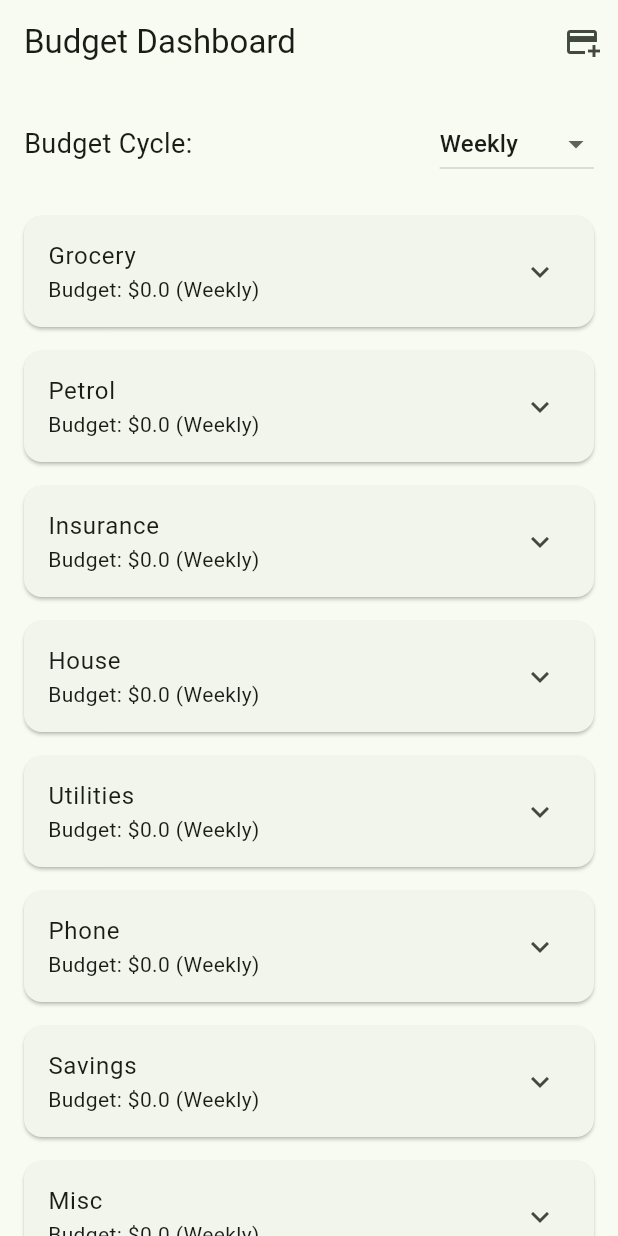
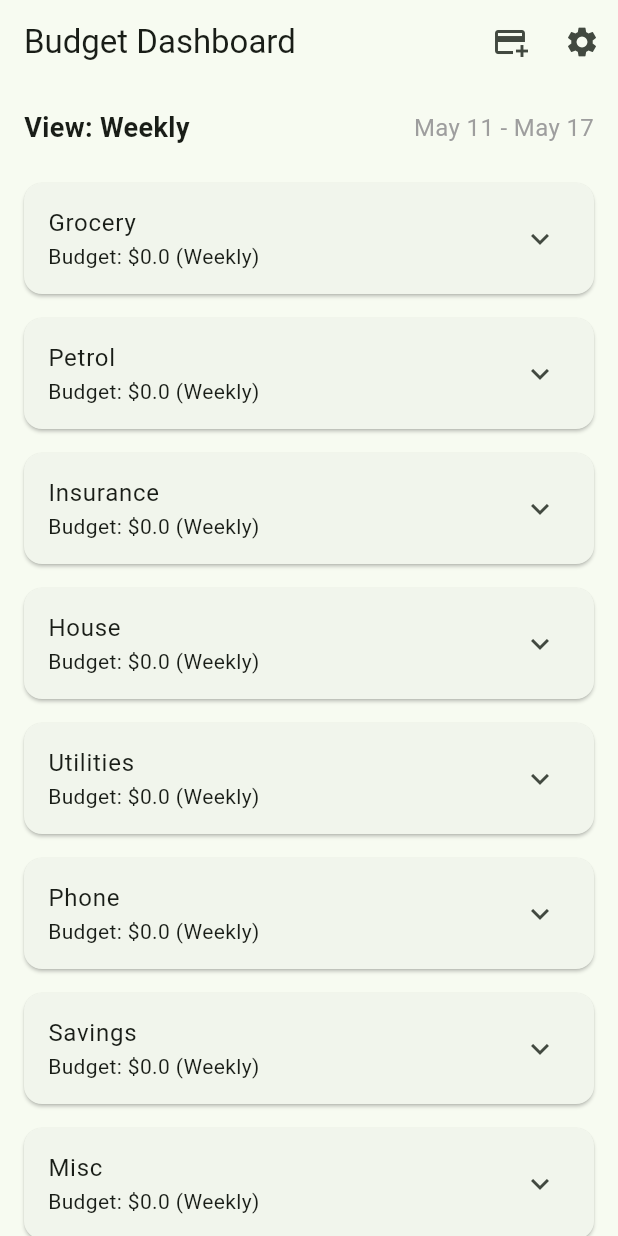
Before and after one commit to monmonja/budget-app, a Flutter app: the screen it shows after launch, on a phone screen of 412 x 824 dp. Run offline on Flutter 3.47's test engine with Material 3 defaults, Android fonts, the phone set to English and light mode, and no system bars; our stand-ins replace file_picker, shared_preferences; missing offline and left inert: google_mlkit_entity_extraction.

Commit message:
feat: add settings page with backup/restore
- Add SettingsScreen for dashboard view and start of week preferences.
- Create DataService using shared_preferences for saving/loading settings.
- Implement backup to ZIP and restore from ZIP in DataService.
- Update DashboardScreen to reflect settings and calculate correct cycle dates.
- Address file_picker and archive null-safety requirements.

Co-authored-by: monmonja <4511697+monmonja@users.noreply.github.com>

```diff
--- a/lib/screens/dashboard_screen.dart
+++ b/lib/screens/dashboard_screen.dart
@@ -1,6 +1,9 @@
 import 'package:flutter/material.dart';
+import 'package:intl/intl.dart';
 import '../constants.dart';
+import '../services/data_service.dart';
 import 'transaction_parse_screen.dart';
+import 'settings_screen.dart';
 
 class DashboardScreen extends StatefulWidget {
   const DashboardScreen({super.key});
@@ -10,7 +13,66 @@ class DashboardScreen extends StatefulWidget {
 }
 
 class _DashboardScreenState extends State<DashboardScreen> {
-  String _budgetCycle = 'Weekly'; // Weekly or Fortnightly
+  String _dashboardView = 'Weekly';
+  String _startOfWeek = 'Monday';
+
+  @override
+  void initState() {
+    super.initState();
+    _loadSettings();
+  }
+
+  Future<void> _loadSettings() async {
+    final view = await DataService.getDashboardView();
+    final start = await DataService.getStartOfWeek();
+    setState(() {
+      _dashboardView = view;
+      _startOfWeek = start;
+    });
+  }
+
+  String _getCycleDates() {
+    final now = DateTime.now();
+
+    // Determine the target weekday (1 = Monday, 7 = Sunday)
+    int targetWeekday = 1;
+    switch (_startOfWeek) {
+      case 'Monday': targetWeekday = 1; break;
+      case 'Tuesday': targetWeekday = 2; break;
+      case 'Wednesday': targetWeekday = 3; break;
+      case 'Thursday': targetWeekday = 4; break;
+      case 'Friday': targetWeekday = 5; break;
+      case 'Saturday': targetWeekday = 6; break;
+      case 'Sunday': targetWeekday = 7; break;
+    }
+
+    // Find the start date based on the target weekday
+    // We go backwards until we hit the target weekday.
+    int daysToSubtract = now.weekday - targetWeekday;
+    if (daysToSubtract < 0) {
+      daysToSubtract += 7;
+    }
+
+    DateTime cycleStart = now.subtract(Duration(days: daysToSubtract));
+    DateTime cycleEnd;
+
+    if (_dashboardView == 'Weekly') {
+      cycleEnd = cycleStart.add(const Duration(days: 6));
+    } else if (_dashboardView == 'Fortnightly') {
+      cycleEnd = cycleStart.add(const Duration(days: 13));
+    } else if (_dashboardView == 'Monthly') {
+      // Monthly view usually aligns with the start of the month,
+      // but if we are following 'startOfWeek', it can be tricky.
+      // Let's just do a 4-week cycle or start of the month for simplicity.
+      // Assuming a 4-week (28 days) cycle for 'Monthly' starting on the start of the week.
+      cycleEnd = cycleStart.add(const Duration(days: 27));
+    } else {
+      cycleEnd = cycleStart.add(const Duration(days: 6));
+    }
+
+    final format = DateFormat('MMM d');
+    return '${format.format(cycleStart)} - ${format.format(cycleEnd)}';
+  }
 
   @override
   Widget build(BuildContext context) {
@@ -29,6 +91,20 @@ class _DashboardScreenState extends State<DashboardScreen> {
                 ),
               );
             },
+          ),
+          IconButton(
+            icon: const Icon(Icons.settings),
+            tooltip: 'Settings',
+            onPressed: () async {
+              await Navigator.push(
+                context,
+                MaterialPageRoute(
+                  builder: (context) => const SettingsScreen(),
+                ),
+              );
+              // Reload settings when returning from settings screen
+              _loadSettings();
+            },
           )
         ],
       ),
@@ -39,24 +115,8 @@ class _DashboardScreenState extends State<DashboardScreen> {
             child: Row(
               mainAxisAlignment: MainAxisAlignment.spaceBetween,
               children: [
-                const Text('Budget Cycle: ', style: TextStyle(fontSize: 18)),
-                DropdownButton<String>(
-                  value: _budgetCycle,
-                  items: <String>['Weekly', 'Fortnightly'].map((String value) {
-                    return DropdownMenuItem<String>(
-                      value: value,
-                      child: Text(value),
-                    );
-                  }).toList(),
-                  onChanged: (String? newValue) {
-                    setState(() {
-                      if (newValue != null) {
-                        _budgetCycle = newValue;
-                        // In a real app we'd update all budget items
-                      }
-                    });
-                  },
-                ),
+                Text('View: $_dashboardView', style: const TextStyle(fontSize: 18, fontWeight: FontWeight.bold)),
+                Text(_getCycleDates(), style: const TextStyle(fontSize: 16, color: Colors.grey)),
               ],
             ),
           ),
@@ -69,7 +129,7 @@ class _DashboardScreenState extends State<DashboardScreen> {
                   margin: const EdgeInsets.symmetric(horizontal: 16, vertical: 8),
                   child: ExpansionTile(
                     title: Text(category.name),
-                    subtitle: Text('Budget: \$${category.budgetAmount} ($_budgetCycle)'),
+                    subtitle: Text('Budget: \$${category.budgetAmount} ($_dashboardView)'),
                     children: category.subCategories.isEmpty
                         ? [const Padding(padding: EdgeInsets.all(8.0), child: Text("No sub-categories"))]
                         : category.subCategories.map((sub) => ListTile(
--- a/pubspec.yaml
+++ b/pubspec.yaml
@@ -35,6 +35,11 @@ dependencies:
   # Use with the CupertinoIcons class for iOS style icons.
   cupertino_icons: ^1.0.8
   google_mlkit_entity_extraction: ^0.15.3
+  shared_preferences: ^2.5.5
+  archive: ^4.0.9
+  path_provider: ^2.1.5
+  file_picker: ^11.0.2
+  intl: ^0.20.2
 
 dev_dependencies:
   flutter_test:
```
Also changed, not shown: lib/screens/settings_screen.dart (added, +150 -0 lines), lib/services/data_service.dart (added, +109 -0 lines), pubspec.lock, 3 other files.
